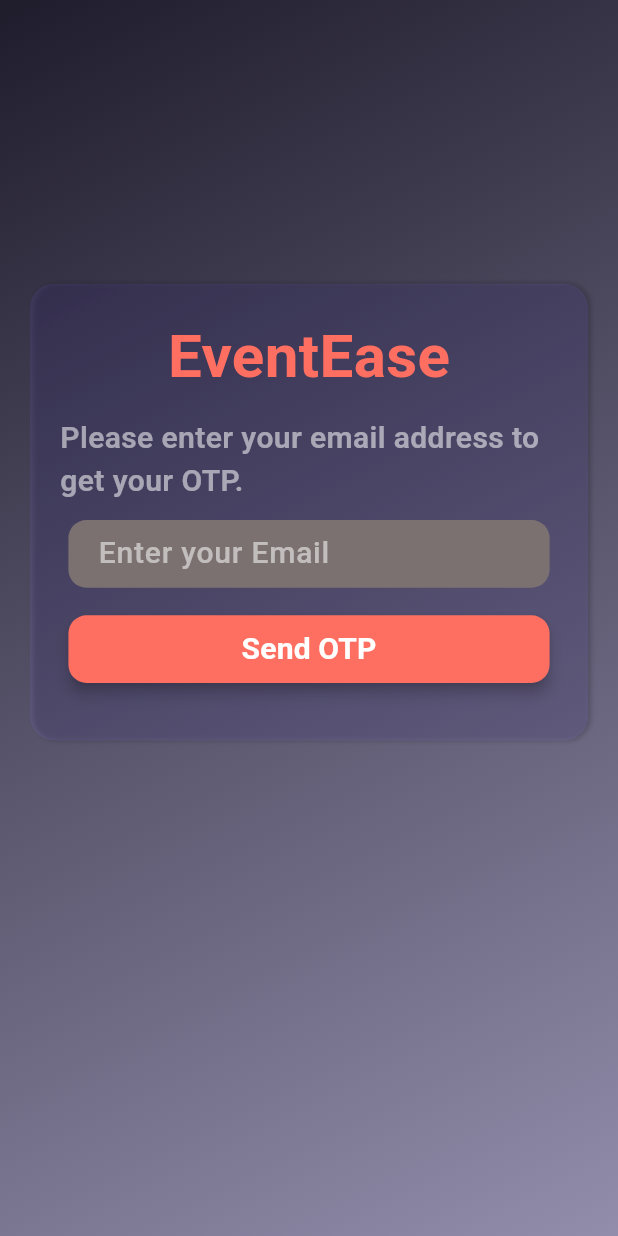
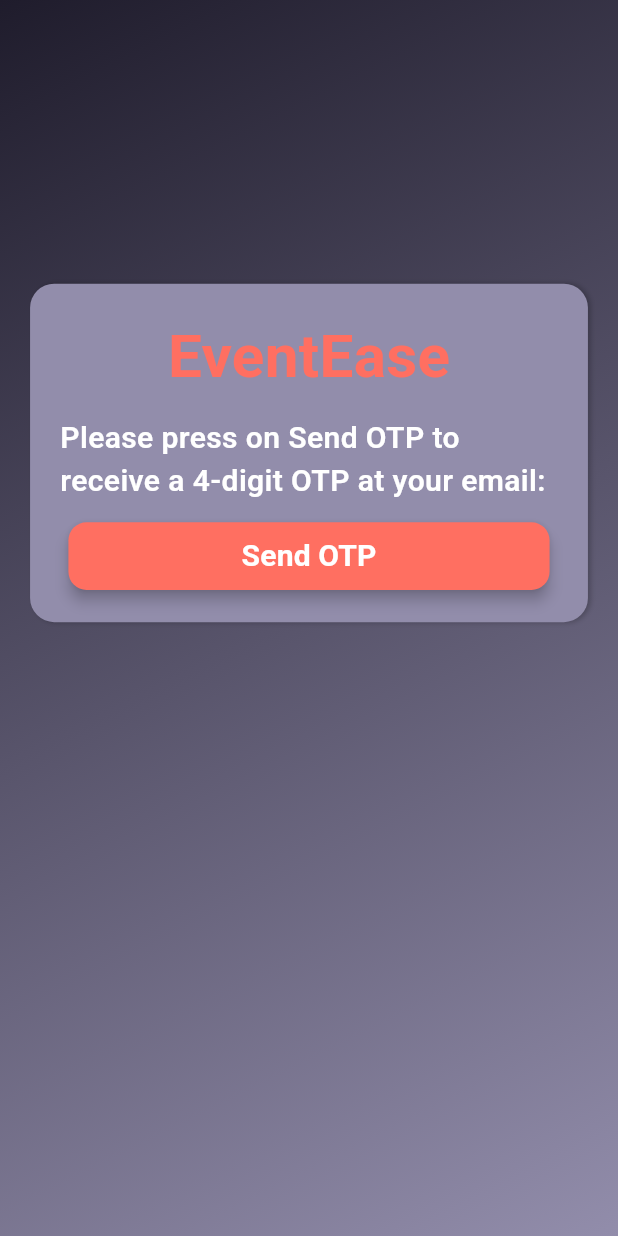
Before and after one commit to iimirzaa/event_management_system, a Flutter app: the EditProfileView screen opened directly, after a tap on "Change Password", on a phone screen of 412 x 824 dp. Run offline on Flutter 3.47's test engine with Material 3 defaults, Android fonts, the phone set to English and light mode, and no system bars; our stand-ins replace bloc, cached_network_image, carousel_slider, dio, flutter_bloc, flutter_screenutil and 5 more; accounts and stored records are empty; statements that could not run were skipped.

Commit message:
Initial Commit

```diff
--- a/lib/Features/Auth/Auth_Bloc/auth_event.dart
+++ b/lib/Features/Auth/Auth_Bloc/auth_event.dart
@@ -61,11 +61,11 @@ class VerifyOtpClicked extends AuthEvent{
 
 }
 class SendOtpClicked extends AuthEvent{
-  final bool key;
+  final bool? key;
   final String email;
 
   SendOtpClicked({
-    required this.key,
+    this.key,
     required this.email,
 
   });
@@ -74,10 +74,12 @@ class SendOtpClicked extends AuthEvent{
 class ForgetPasswordGestureClicked extends AuthEvent{}
 class ChangePasswordClickedEvent extends AuthEvent{
   final bool key;
+  final String email;
   final String password;
   final String cofirmpassword;
   ChangePasswordClickedEvent({
     required this.key,
+    required this.email,
     required this.password,
     required this.cofirmpassword,
 });
--- a/lib/Features/Auth/Auth_Bloc/auth_state.dart
+++ b/lib/Features/Auth/Auth_Bloc/auth_state.dart
@@ -42,8 +42,6 @@ class SignUpSuccessfulState extends AuthState{
 class LoginSuccessful extends AuthState{
 }
 class VerificationSuccessful extends AuthState{
-
-
 }
 
 class LoginGestureState extends AuthState {}
@@ -51,4 +49,5 @@ class LoginGestureState extends AuthState {}
 class SignUpState extends AuthState {}
 class SignUpButtonState extends AuthState {}
 class ForgetPasswordState extends AuthState{}
+class ForgetPasswordNavigationState extends AuthState{}
 class SendOtpSuccessfulState extends AuthState{}
--- /dev/null
+++ b/lib/Features/Auth/forget_password/send_otp_presentation.dart
@@ -0,0 +1,137 @@
+import 'package:event_management_system/Features/Auth/Otp/verify_otp_presentation.dart';
+import 'package:event_management_system/Scaffold_Theme/scaffold_gradient.dart';
+import 'package:event_management_system/Services/token_storage.dart';
+import 'package:flutter/material.dart';
+import 'package:event_management_system/CustomWidget/CustomButton.dart';
+import 'package:event_management_system/CustomWidget/CustomText.dart';
+import 'package:flutter_screenutil/flutter_screenutil.dart';
+import 'package:flutter_bloc/flutter_bloc.dart';
+import 'package:loading_animation_widget/loading_animation_widget.dart';
+import '../Auth_Bloc/auth_bloc.dart';
+
+class SendOtpView extends StatefulWidget {
+  final String previous;
+  const SendOtpView({super.key, required this.previous});
+
+  @override
+  State<SendOtpView> createState() => _SendOtpViewState();
+}
+
+class _SendOtpViewState extends State<SendOtpView> {
+  late Future<String> _emailFuture;
+
+  @override
+  void initState() {
+    super.initState();
+    _emailFuture = TokenStorage.getEmail().then((value) => value ?? '');
+  }
+
+  @override
+  Widget build(BuildContext context) {
+    return FutureBuilder<String>(
+      future: _emailFuture,
+      builder: (context, snapshot) {
+        if (!snapshot.hasData) {
+          return const Center(child: CircularProgressIndicator());
+        }
+
+        final email = snapshot.data!;
+
+        return BlocConsumer<AuthBloc, AuthState>(
+          listener: (context, state) {
+            if (state is SendOtpSuccessfulState) {
+              Navigator.push(
+                context,
+                MaterialPageRoute(
+                  builder: (_) => BlocProvider(create: (_)=>AuthBloc(),child:VerifyOtp(
+                    email: email,
+                    previous: widget.previous, // <-- use the passed flag
+                  ),)
+                ),
+              );
+            }
+          },
+          builder: (context, state) {
+            return Stack(
+              children: [
+                GradientScaffold(
+                  body: SafeArea(
+                    child: Center(
+                      child: Padding(
+                        padding: EdgeInsets.all(20.r),
+                        child: Column(
+                          children: [
+                            SizedBox(height: 150.h),
+                            Container(
+                              decoration: BoxDecoration(
+                                color: const Color(0xFF928dab),
+                                borderRadius: BorderRadius.circular(16.r),
+                                boxShadow: [
+                                  BoxShadow(
+                                    color: Colors.black.withOpacity(0.2),
+                                    blurRadius: 2,
+                                    offset: const Offset(2, 0),
+                                  ),
+                                ],
+                              ),
+                              child: Padding(
+                                padding: EdgeInsets.all(20.0.r),
+                                child: Column(
+                                  crossAxisAlignment: CrossAxisAlignment.center,
+                                  children: [
+                                    CustomText(
+                                      text: "EventEase",
+                                      color: const Color(0xFFFF6F61),
+                                      weight: FontWeight.w800,
+                                      size: 40.sp,
+                                    ),
+                                    SizedBox(height: 10.h),
+                                    CustomText(
+                                      text:
+                                          "Please press on Send OTP to receive a 4-digit OTP at your email: $email",
+                                      color: Colors.white,
+                                      size: 20.sp,
+                                      weight: FontWeight.w600,
+                                    ),
+                                    SizedBox(height: 10.h),
+                                    CustomButton(
+                                      text: "Send OTP",
+                                      height: 40.h,
+                                      width: 320.w,
+                                      color: const Color(0xFFFF6F61),
+                                      press: () {
+                                        context.read<AuthBloc>().add(
+                                          SendOtpClicked(
+                                              key:true,email: email),
+                                        );
+                                      },
+                                      border: 12.r,
+                                    ),
+                                  ],
+                                ),
+                              ),
+                            ),
+                          ],
+                        ),
+                      ),
+                    ),
+                  ),
+                ),
+                if (state is LoadingState)
+                  Container(
+                    color: Colors.black.withOpacity(0.3),
+                    child: Center(
+                      child: LoadingAnimationWidget.staggeredDotsWave(
+                        color: const Color(0xFFFF6F61),
+                        size: 80,
+                      ),
+                    ),
+                  ),
+              ],
+            );
+          },
+        );
+      },
+    );
+  }
+}
--- a/lib/Features/Auth/signup/signup_view.dart
+++ b/lib/Features/Auth/signup/signup_view.dart
@@ -2,9 +2,9 @@ import 'package:event_management_system/CustomWidget/CustomButton.dart';
 import 'package:event_management_system/CustomWidget/CustomText.dart';
 import 'package:event_management_system/CustomWidget/Customdialogue.dart';
 import 'package:event_management_system/CustomWidget/custominput.dart';
+import 'package:event_management_system/Features/Auth/Otp/verify_otp_presentation.dart';
 import 'package:event_management_system/Scaffold_Theme/scaffold_gradient.dart';
 import 'package:event_management_system/features/Auth/Login/login_view.dart';
-import 'package:event_management_system/features/Auth/Otp/send_otp.dart';
 import 'package:flutter/material.dart';
 import 'package:flutter_screenutil/flutter_screenutil.dart';
 import 'package:flutter_bloc/flutter_bloc.dart';
@@ -61,7 +61,7 @@ class _SignupViewState extends State<SignupView> {
 
           Navigator.pushReplacement(
             context,
-            MaterialPageRoute(builder: (_) => SendOtp(email: state.email??'',previous:'signup')),
+            MaterialPageRoute(builder: (_) => VerifyOtp(email: state.email??'',previous:'signup')),
           );
         }
       },
--- a/lib/Features/Profile/edit_profile_view.dart
+++ b/lib/Features/Profile/edit_profile_view.dart
@@ -1,7 +1,5 @@
 import 'package:event_management_system/Features/Auth/Auth_Bloc/auth_bloc.dart';
-import 'package:event_management_system/Features/Auth/Otp/send_otp.dart';
-import 'package:event_management_system/Features/Auth/forget_password/change_password.dart';
-import 'package:event_management_system/Features/Auth/forget_password/email_view.dart';
+import 'package:event_management_system/Features/Auth/forget_password/send_otp_presentation.dart';
 import 'package:flutter/material.dart';
 import 'package:flutter_bloc/flutter_bloc.dart';
 import 'package:flutter_screenutil/flutter_screenutil.dart';
@@ -70,7 +68,7 @@ class _EditProfileViewState extends State<EditProfileView> {
                               MaterialPageRoute(
                                 builder: (_) => BlocProvider(
                                   create: (_) => AuthBloc(),
-                                  child: EmailView(previous: 'home'),
+                                  child: SendOtpView(previous: 'home',),
                                 ),
                               ),
                             );
```
Also changed, not shown: lib/Features/Auth/Auth_Bloc/auth_bloc.dart (+35 -7 lines), lib/Features/Auth/Auth_Bloc/handler.dart (+50 -0 lines), lib/Features/Auth/Login/login_view.dart (+7 -4 lines), lib/Features/Auth/Otp/verify_otp_presentation.dart (renamed from lib/Features/Auth/Otp/send_otp.dart, +6 -6 lines), lib/Features/Auth/forget_password/change_password.dart (+22 -9 lines), lib/Features/Auth/forget_password/email_view.dart (+22 -14 lines), lib/Features/GetStarted/get_started_view.dart (+8 -2 lines), lib/Repository/auth_repository.dart (+37 -5 lines), 2 other files.
